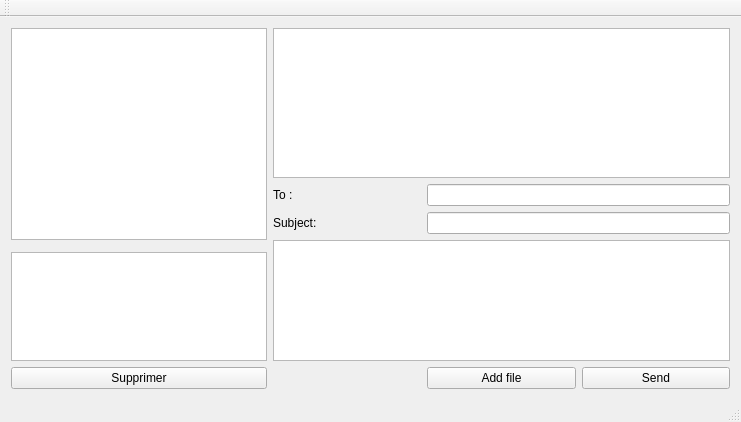
Above: mainwindow.ui from hchaudhry/mail_client before the change. Below: the same form after it.
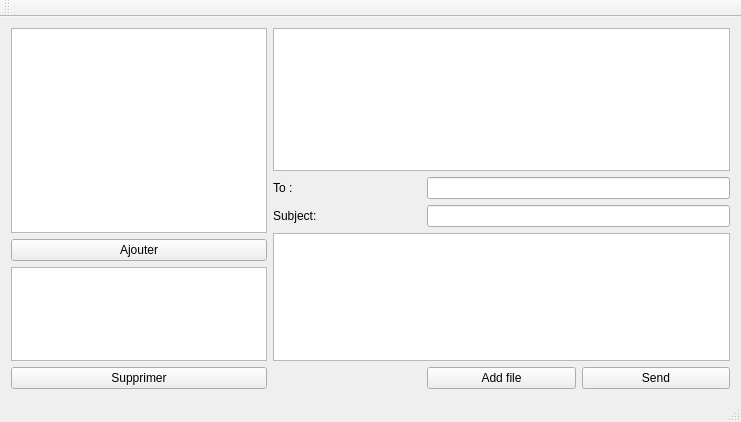
That is the form after the change.

```diff
--- a/mainwindow.ui
+++ b/mainwindow.ui
@@ -75,6 +75,13 @@
     <item row="3" column="1" rowspan="4" colspan="3">
      <widget class="QTextEdit" name="email_conten_box"/>
     </item>
+    <item row="4" column="0">
+     <widget class="QPushButton" name="add_contact">
+      <property name="text">
+       <string>Ajouter</string>
+      </property>
+     </widget>
+    </item>
    </layout>
    <zorder>label</zorder>
    <zorder>to_textbox</zorder>
```
Left out of the diff: 1 changed line with no effect on the pictures.
